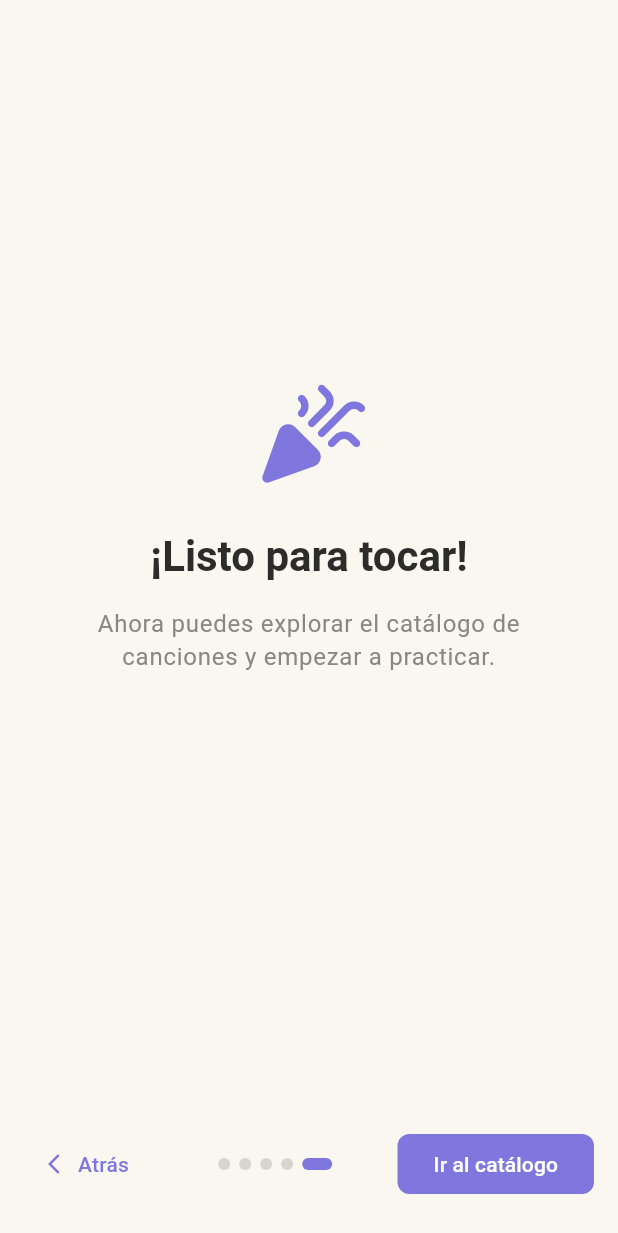
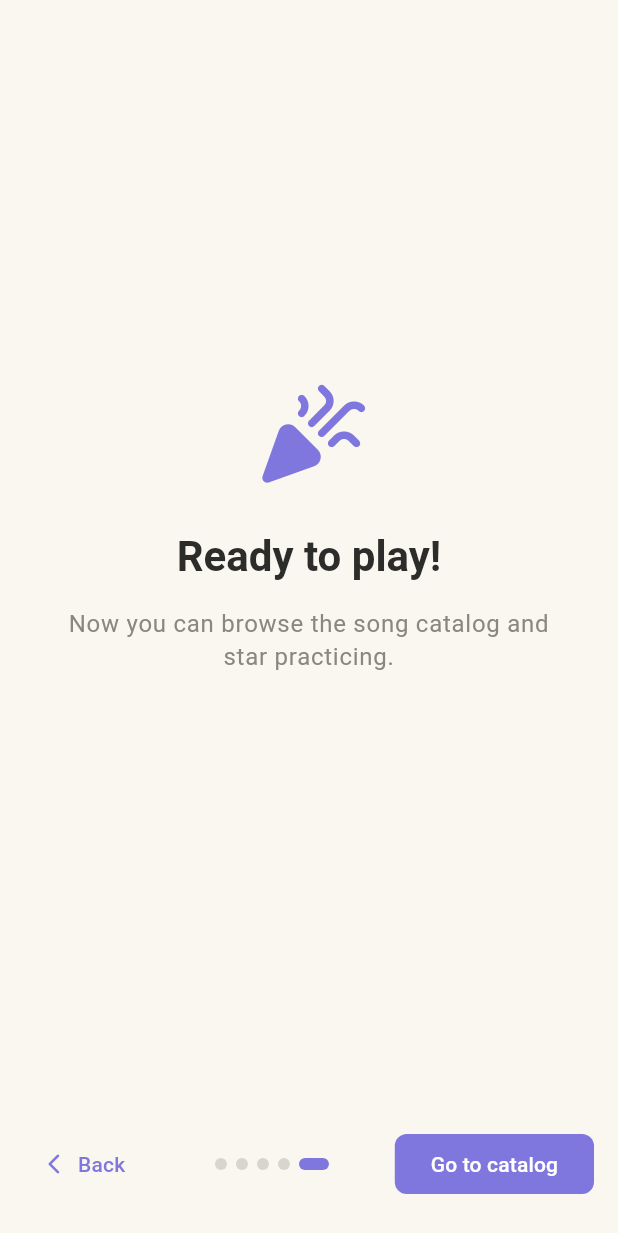
Before and after one commit to Camilu-png/Ocari, a Flutter app: the screen it shows once a user with an empty profile is signed in, swiped to page 5, on a phone screen of 412 x 824 dp. Shown: the top 1233 px of the screen. Run offline on Flutter 3.47's test engine with Material 3 defaults, Android fonts, the phone set to English and light mode, and no system bars; our stand-ins replace flutter_riverpod, flutter_signin_button, freezed_annotation, go_router, google_sign_in, just_audio and 3 more; missing offline and left inert: audio_session; accounts and stored records are empty.

```diff
--- a/lib/features/onboarding/presentation/screens/onboarding_dialog.dart
+++ b/lib/features/onboarding/presentation/screens/onboarding_dialog.dart
@@ -175,7 +175,7 @@ class _OnboardingDialogState extends ConsumerState<OnboardingDialog> {
                 child: TextButton(
                   onPressed: _onSkip,
                   child: Text(
-                    'Saltar',
+                    'Skip',
                     style: TextStyle(color: colors.textSecondary),
                   ),
                 ),
@@ -233,7 +233,7 @@ class _BottomBar extends StatelessWidget {
             TextButton.icon(
               onPressed: onBack,
               icon: const Icon(Icons.arrow_back_ios_new_rounded, size: 16),
-              label: const Text('Atrás'),
+              label: const Text('Back'),
             )
           else
             const SizedBox(width: 80),
@@ -258,12 +258,12 @@ class _BottomBar extends StatelessWidget {
           if (isLastPage)
             FilledButton(
               onPressed: onFinish,
-              child: const Text('Ir al catálogo'),
+              child: const Text('Go to catalog'),
             )
           else
             FilledButton(
               onPressed: onNext,
-              child: const Text('Siguiente'),
+              child: const Text('Next'),
             ),
         ],
       ),
@@ -288,7 +288,7 @@ class _WelcomePage extends StatelessWidget {
           Icon(Icons.music_note_rounded, size: 80, color: colors.accent),
           const SizedBox(height: 24),
           Text(
-            'Aprende a tocar\nla ocarina con Ocari',
+            'Learn to play\nthe ocarina with Ocari',
             textAlign: TextAlign.center,
             style: context.textTheme.headlineMedium?.copyWith(
               color: colors.onBgLight,
@@ -297,8 +297,8 @@ class _WelcomePage extends StatelessWidget {
           ),
           const SizedBox(height: 16),
           Text(
-            'Te guiaremos a través de los conceptos básicos para que puedas '
-            'empezar a tocar tus canciones favoritas.',
+            "We'll walk you through the basics so you can "
+            'start playing your favorite songs.',
             textAlign: TextAlign.center,
             style: context.textTheme.bodyLarge?.copyWith(
               color: colors.textSecondary,
@@ -406,14 +406,14 @@ class _NotesTrackDemoPageState extends State<_NotesTrackDemoPage>
           Icon(Icons.swap_vert_rounded, size: 36, color: colors.accent),
           const SizedBox(height: 16),
           Text(
-            'El carril de notas',
+            'The notes track',
             style: context.textTheme.headlineSmall?.copyWith(
               color: colors.onBgLight,
             ),
           ),
           const SizedBox(height: 8),
           Text(
-            'Las notas caen por el carril. Toca cuando pasen por la línea.',
+            'Notes fall down the track. Tap when they cross the line.',
             textAlign: TextAlign.center,
             style: context.textTheme.bodyMedium?.copyWith(
               color: colors.textSecondary,
@@ -473,15 +473,15 @@ class _ColorPalettePage extends StatelessWidget {
           Icon(Icons.palette_rounded, size: 36, color: colors.accent),
           const SizedBox(height: 16),
           Text(
-            'Los colores de las notas',
+            'Note colors',
             style: context.textTheme.headlineSmall?.copyWith(
               color: colors.onBgLight,
             ),
           ),
           const SizedBox(height: 8),
           Text(
-            'Cada nota musical tiene su propio color. Así podrás '
-            'identificarlas rápidamente mientras tocas.',
+            'Each note has its own color. This way, '
+            'yoy can quickly identify them while you play.',
             textAlign: TextAlign.center,
             style: context.textTheme.bodyMedium?.copyWith(
               color: colors.textSecondary,
@@ -721,15 +721,15 @@ class _OcarinaDemoPageState extends State<_OcarinaDemoPage>
           Icon(Icons.touch_app_rounded, size: 36, color: colors.accent),
           const SizedBox(height: 16),
           Text(
-            'La ocarina',
+            'The ocarina',
             style: context.textTheme.headlineSmall?.copyWith(
               color: colors.onBgLight,
             ),
           ),
           const SizedBox(height: 8),
           Text(
-            'Los hoyos se iluminan del color de la nota activa. '
-            'Solo tapa los hoyos que se enciendan.',
+            'The holes light up in the color of the currently active note. '
+            'Just cover the holes that light up.',
             textAlign: TextAlign.center,
             style: context.textTheme.bodyMedium?.copyWith(
               color: colors.textSecondary,
@@ -744,7 +744,7 @@ class _OcarinaDemoPageState extends State<_OcarinaDemoPage>
           if (_loopMode) ...[
             const SizedBox(height: 16),
             Text(
-              'Ahora te toca a ti practicar',
+              "Now it's your turn to practice",
               textAlign: TextAlign.center,
               style: context.textTheme.bodyMedium?.copyWith(
                 color: colors.accent,
@@ -781,7 +781,7 @@ class _ReadyPage extends StatelessWidget {
           ),
           const SizedBox(height: 24),
           Text(
-            '¡Listo para tocar!',
+            'Ready to play!',
             textAlign: TextAlign.center,
             style: context.textTheme.headlineMedium?.copyWith(
               color: colors.onBgLight,
@@ -790,8 +790,8 @@ class _ReadyPage extends StatelessWidget {
           ),
           const SizedBox(height: 16),
           Text(
-            'Ahora puedes explorar el catálogo de canciones '
-            'y empezar a practicar.',
+            'Now you can browse the song catalog '
+            'and star practicing.',
             textAlign: TextAlign.center,
             style: context.textTheme.bodyLarge?.copyWith(
               color: colors.textSecondary,
```
